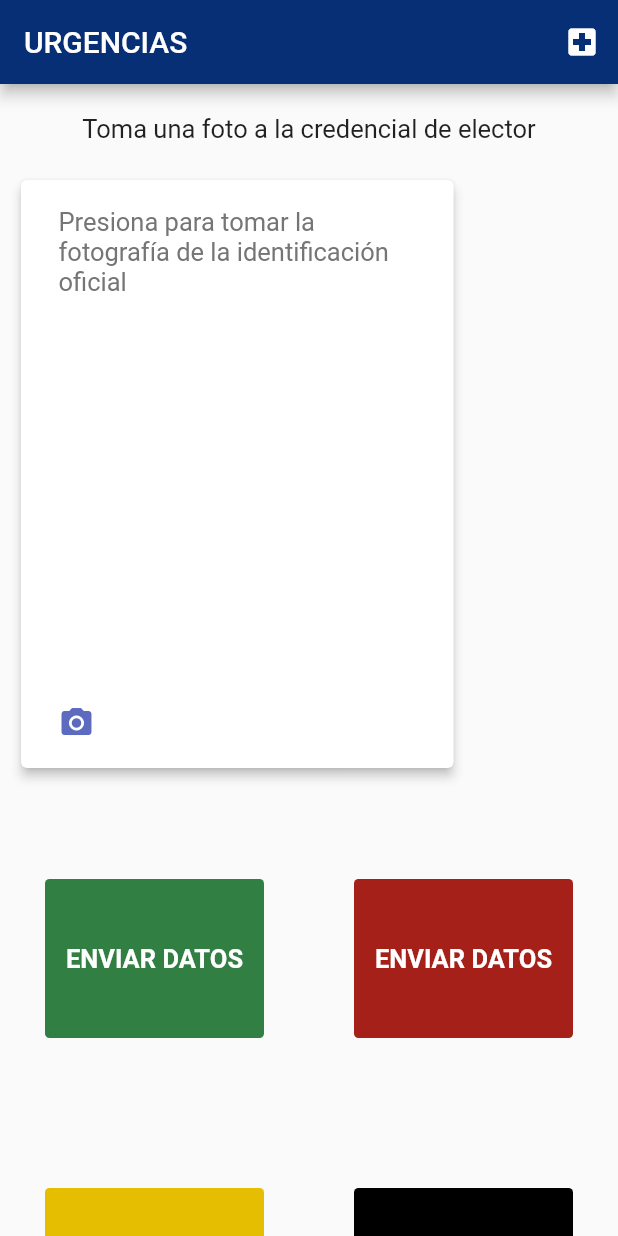
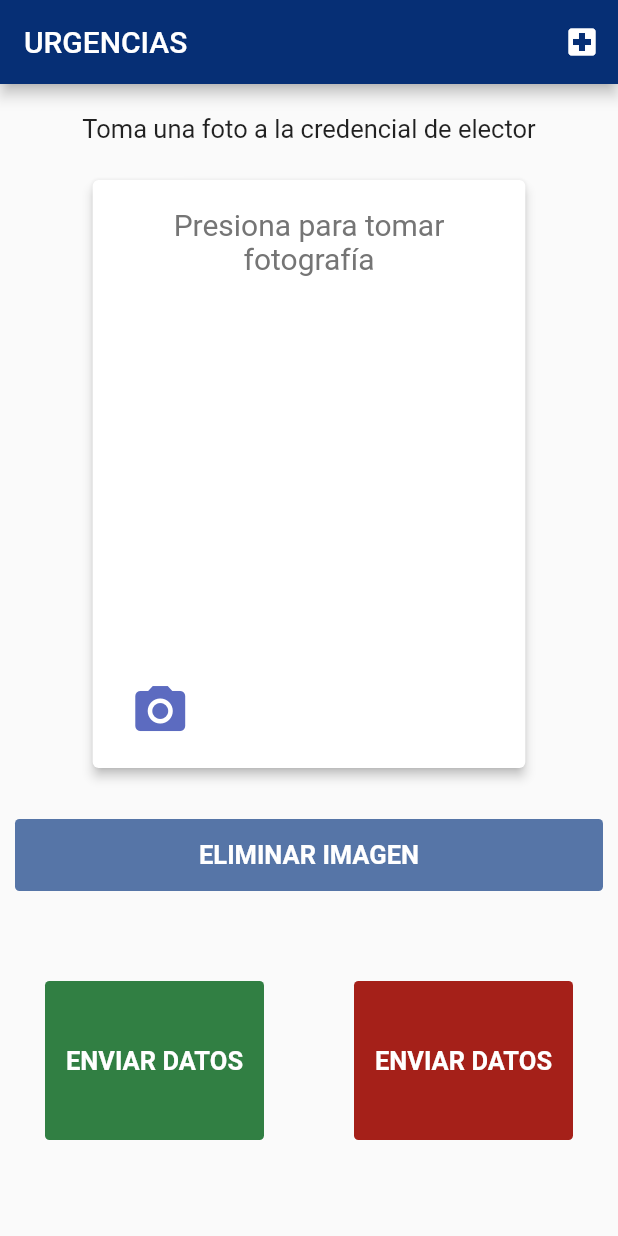
Before and after one commit to asunawesker/movil-hack, a Flutter app: the screen it shows after launch, on a phone screen of 412 x 824 dp. Run offline on Flutter 3.47's test engine with Material 2 defaults, Android fonts, the phone set to English and light mode, and no system bars; our stand-ins replace camera, dio.

Commit message:
deleting images and fixing ui card design

```diff
--- a/lib/common/card_picture.dart
+++ b/lib/common/card_picture.dart
@@ -39,9 +39,6 @@ class CardPicture extends StatelessWidget {
                     )
                   ]
                 ),
-                child: IconButton(onPressed: (){
-                print('icon press');
-              }, icon: Icon(Icons.delete, color: Colors.white)),
               )
             ],
           ),
@@ -62,12 +59,14 @@ class CardPicture extends StatelessWidget {
               crossAxisAlignment: CrossAxisAlignment.start,
               children: [
                 Text(
-                  'Presiona para tomar la fotografía de la identificación oficial',
-                  style: TextStyle(fontSize: 17.0, color: Colors.grey[600]),
+                  'Presiona para tomar fotografía',
+                  style: TextStyle(fontSize: 20.0, color: Colors.grey[600]),
+                  textAlign: TextAlign.center,
                 ),
                 Icon(
                   Icons.photo_camera,
                   color: Colors.indigo[400],
+                  size: 40.0,
                 )
               ],
             ),
--- a/lib/main.dart
+++ b/lib/main.dart
@@ -144,6 +144,7 @@ class _MyHomePageState extends State<MyHomePage> {
               padding: EdgeInsets.symmetric(horizontal: 10.0),
               height: 400,
               child: ListView(
+                shrinkWrap: true,
                   scrollDirection: Axis.horizontal,
                   children: [
                         CardPicture(
@@ -175,6 +176,35 @@ class _MyHomePageState extends State<MyHomePage> {
             SizedBox(
               height: 20.0,
             ),
+            Padding(
+                padding: EdgeInsets.all(10.0),
+                child: Row(
+                  children: [
+                    Expanded(
+                      child: Container(
+                          decoration: BoxDecoration(
+                              color: Color(0xFF5675a7),
+                              borderRadius:
+                                  BorderRadius.all(Radius.circular(3.0))),
+                          child: RawMaterialButton(
+                            padding: EdgeInsets.symmetric(vertical: 12.0),
+                            onPressed: () {
+                              setState(() {
+                                _images.removeLast();
+                              });
+                            },
+                            child: Center(
+                                child: Text(
+                              'ELIMINAR IMAGEN',
+                              style: TextStyle(
+                                  color: Colors.white,
+                                  fontSize: 17.0,
+                                  fontWeight: FontWeight.bold),
+                            )),
+                          )),
+                    )
+                  ],
+                )),
             GridView.count(
               shrinkWrap: true,
               primary: true,
```
